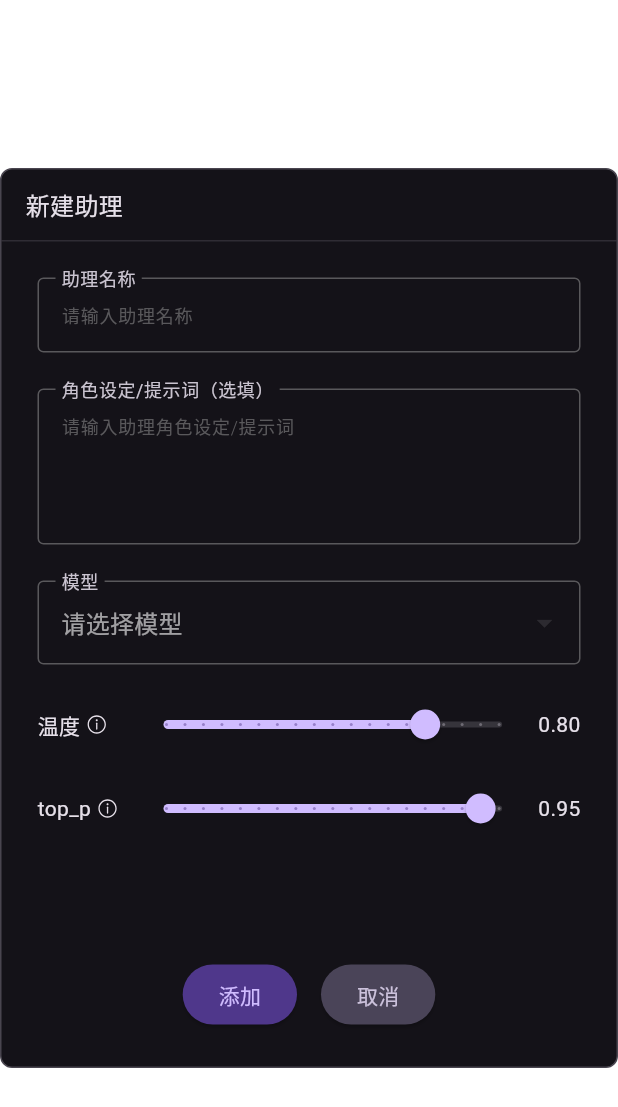
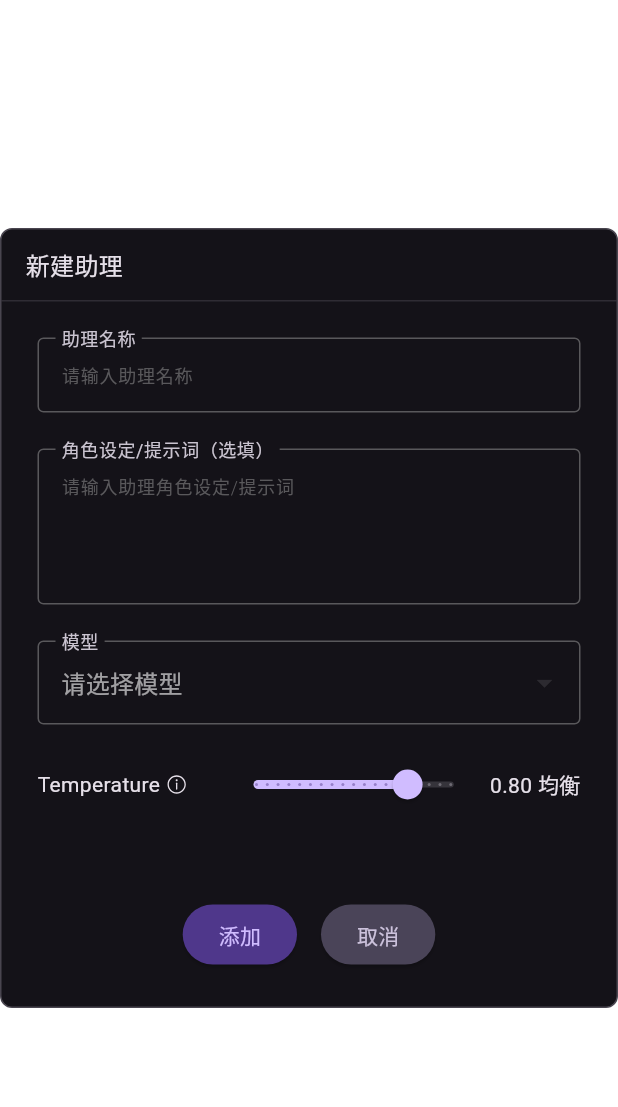
Before and after one commit to nickham-su/talk_ai, a Flutter app: the ChatAppSettingDialog screen opened directly, on a phone screen of 412 x 824 dp. Shown: the top 1107 px of the screen. Run offline on Flutter 3.47's test engine with Material 3 defaults, Android fonts, the phone set to English and light mode, and no system bars; our stand-ins replace dio, flutter_svg, get, hive, package_info; missing offline and left inert: auto_updater, markdown, markdown_widget, sqlite3; accounts and stored records are empty; network calls fail.

Commit message:
feat: 取消top_n参数，简化设置

```diff
--- a/lib/modules/chat/views/app_list/chat_app_setting_dialog.dart
+++ b/lib/modules/chat/views/app_list/chat_app_setting_dialog.dart
@@ -45,7 +45,7 @@ class ChatAppSettingDialog extends GetView<ChatAppSettingController> {
             ),
           ),
           width: 700,
-          height: 600,
+          height: 520,
           child: Column(
             children: [
               Container(
@@ -109,12 +109,11 @@ class ChatAppSettingDialog extends GetView<ChatAppSettingController> {
                               },
                             )),
                         SliderWidget(
-                          labelText: '温度',
-                          tooltip: '''温度Temperature：
-控制生成文本的随机性，它是一个0到1之间的浮点数。
+                          labelText: 'Temperature',
+                          tooltip: '''控制生成文本的随机性，它是一个0到1之间的浮点数。
 当temperature接近0时,模型会变得更加确定和保守,倾向于选择概率最高的下一个词。这会导致输出更加确定但缺乏多样性。
 当temperature接近1时,模型会变得更加随机和富有创造力,生成的文本更加多样化但相关性可能降低。''',
-                          labelWidth: 60,
+                          labelWidth: 120,
                           initialValue: controller.temperature,
                           max: 1,
                           min: 0.1,
@@ -122,21 +121,14 @@ class ChatAppSettingDialog extends GetView<ChatAppSettingController> {
                           onChanged: (value) {
                             controller.temperature = value;
                           },
-                        ),
-                        SliderWidget(
-                          labelText: 'top_p',
-                          tooltip: '''Top_p:
-Top_p参数也叫nucleus sampling,用于从概率分布的前p部分中采样下一个词。它同样是0到1之间的浮点数。
-当top_p=1时,模型会考虑所有可能的下一个词。
-当top_p<1时(如0.9),模型只会从累积概率达到top_p的那些词中采样,忽略概率较低的词。这有助于生成更相关连贯的文本。
-适中的top_p值可以过滤掉一些低概率的噪音,同时保留一定的多样性。''',
-                          labelWidth: 60,
-                          initialValue: controller.topP,
-                          max: 1,
-                          min: 0.1,
-                          divisions: 18,
-                          onChanged: (value) {
-                            controller.topP = value;
+                          format: (value) {
+                            if (value <= 0.65) {
+                              return '${value.toStringAsFixed(2)} 严谨';
+                            } else if (value <= 0.85) {
+                              return '${value.toStringAsFixed(2)} 均衡';
+                            } else {
+                              return '${value.toStringAsFixed(2)} 创意';
+                            }
                           },
                         ),
                       ],
--- a/lib/modules/chat/views/conversation/message/components/constrained_widget.dart
+++ b/lib/modules/chat/views/conversation/message/components/constrained_widget.dart
@@ -13,7 +13,7 @@ class ConstrainedWidget extends StatefulWidget {
 class _ConstrainedWidgetState extends State<ConstrainedWidget> {
   final GlobalKey boxKey = GlobalKey();
 
-  static const _maxHeight = 80.0;
+  static const _maxHeight = 90.0;
 
   // 是否超过最大高度
   bool overMaxHeight = false;
--- a/lib/modules/chat/views/conversation/message/message_content.dart
+++ b/lib/modules/chat/views/conversation/message/message_content.dart
@@ -52,7 +52,7 @@ class MessageContent extends StatelessWidget {
           contentWidget = ConstrainedWidget(
             child: getTextContent(
               content,
-              fontSize: 14,
+              fontSize: 16,
               color: Get.theme.textTheme.bodyMedium?.color?.withOpacity(0.3),
             ),
           );
```
